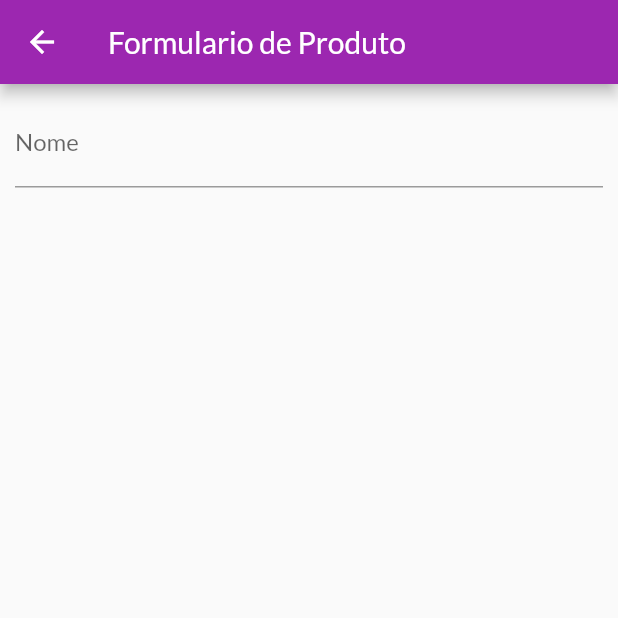
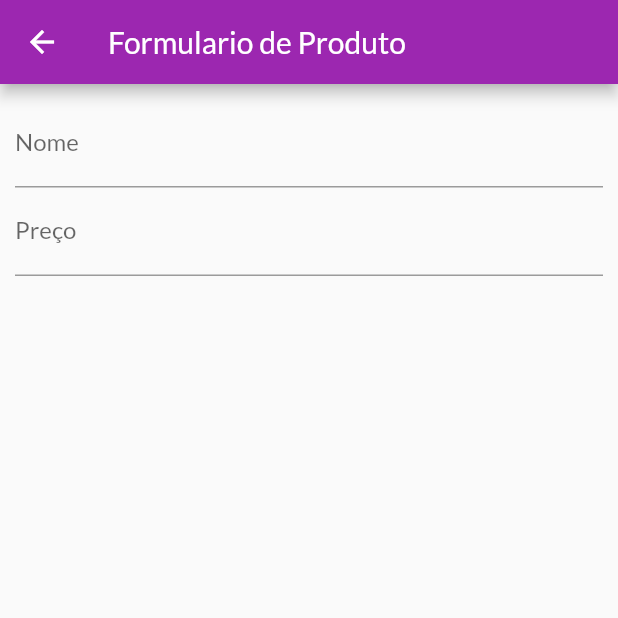
Before and after one commit to absjuniordev/shop, a Flutter app: the ProductFormPage screen opened by its route, on a phone screen of 412 x 824 dp, the top half of it. Run offline on Flutter 3.47's test engine with Material 2 defaults, Android fonts, the phone set to English and light mode, and no system bars; network calls fail; statements that could not run were skipped.

Commit message:
Controlando o Foco

```diff
--- a/lib/pages/product_form_page.dart
+++ b/lib/pages/product_form_page.dart
@@ -10,6 +10,8 @@ class ProductFormPage extends StatefulWidget {
 class _ProductFormPageState extends State<ProductFormPage> {
   @override
   Widget build(BuildContext context) {
+    final _priceFocus = FocusNode();
+
     return Scaffold(
       appBar: AppBar(
         title: const Text('Formulario de Produto'),
@@ -22,6 +24,17 @@ class _ProductFormPageState extends State<ProductFormPage> {
             TextFormField(
               decoration: const InputDecoration(labelText: 'Nome'),
               textInputAction: TextInputAction.next,
+              onFieldSubmitted: (_) {
+                FocusScope.of(context).requestFocus(_priceFocus);
+              },
+            ),
+            TextFormField(
+              decoration: const InputDecoration(labelText: 'Preço'),
+              textInputAction: TextInputAction.next,
+              focusNode: _priceFocus,
+              keyboardType: const TextInputType.numberWithOptions(
+                decimal: true,
+              ),
             )
           ],
         )),
```
